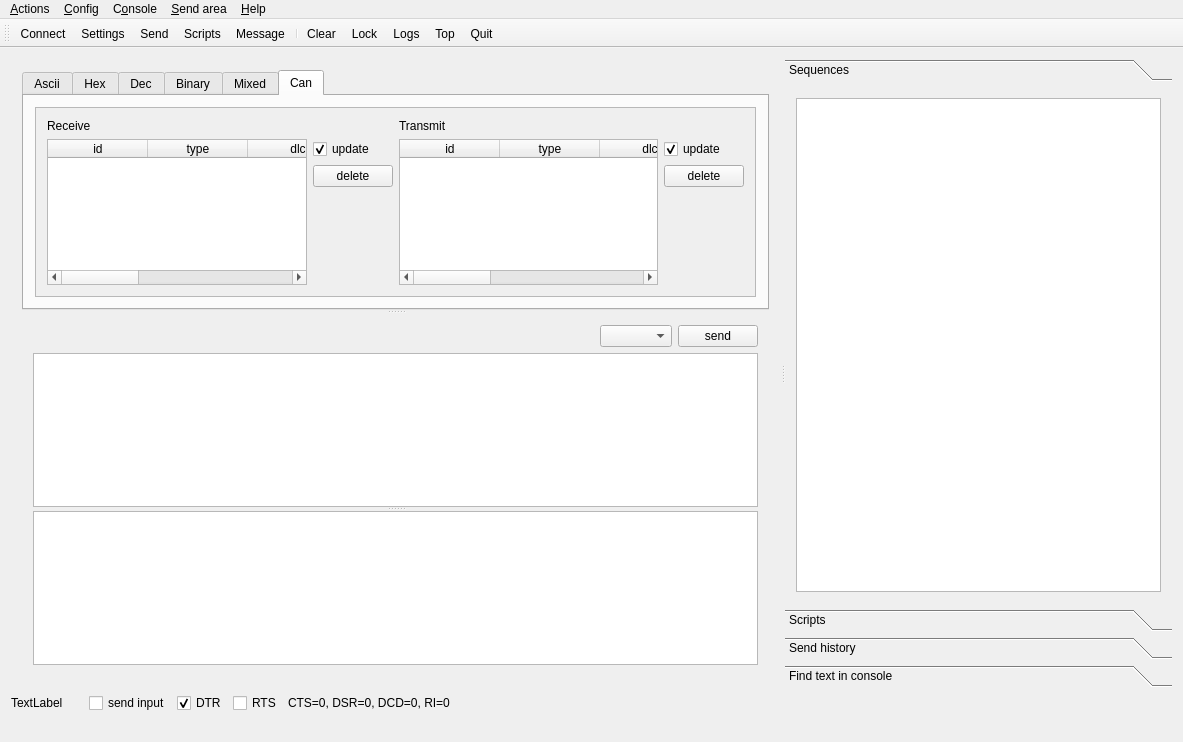
Above: ScriptCommunicator/mainwindow.ui from szieke/ScriptCommunicator_serial-terminal before the change. Below: the same form after it.
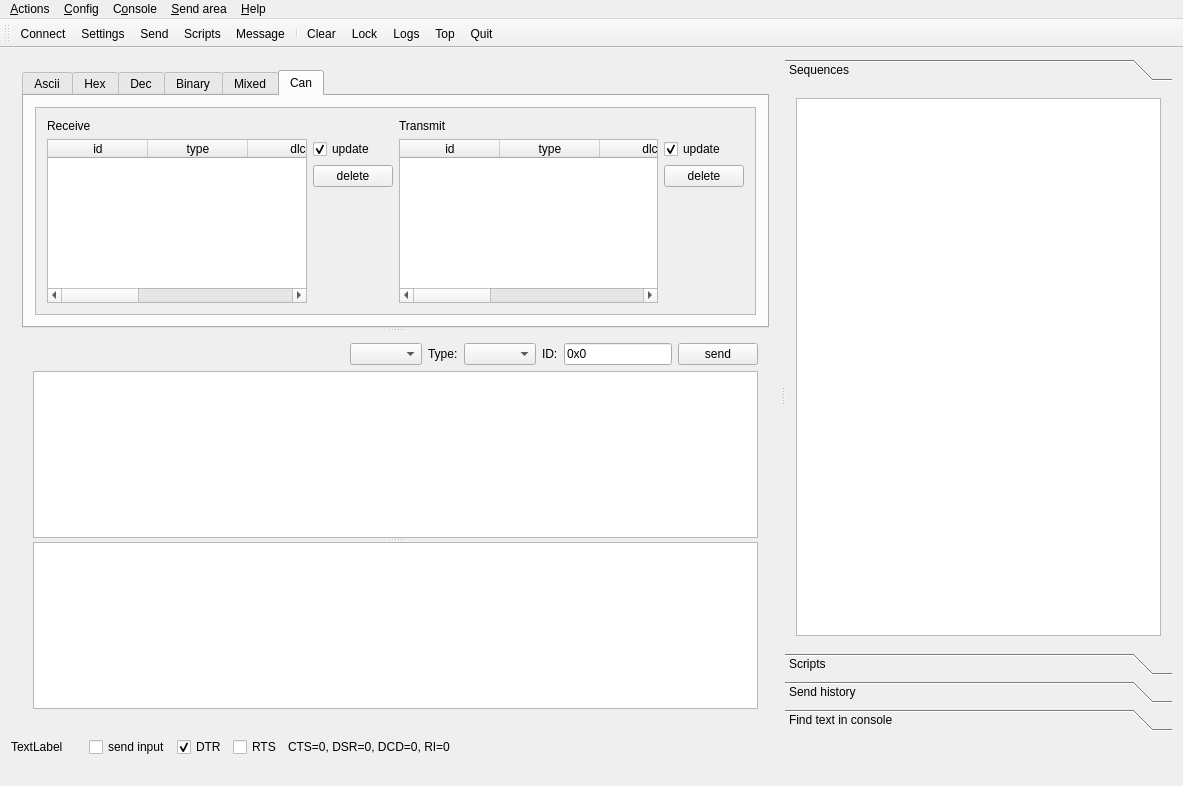
That is the form after the change. The open tabs and pages were chosen to show the change. Icons and pictures are not drawn. Custom widgets are drawn as their Qt base class.

What changed in the file:
```diff
--- a/ScriptCommunicator/mainwindow.ui
+++ b/ScriptCommunicator/mainwindow.ui
@@ -7,7 +7,7 @@
     <x>0</x>
     <y>0</y>
     <width>1183</width>
-    <height>742</height>
+    <height>786</height>
    </rect>
   </property>
   <property name="sizePolicy">
@@ -633,8 +633,8 @@
                  <rect>
                   <x>0</x>
                   <y>0</y>
-                  <width>718</width>
-                  <height>200</height>
+                  <width>332</width>
+                  <height>108</height>
                  </rect>
                 </property>
                 <layout class="QGridLayout" name="gridLayout_3">
@@ -816,7 +816,7 @@
           <widget class="QWidget" name="verticalLayoutWidget">
            <layout class="QVBoxLayout" name="verticalLayout_10" stretch="0,0">
             <item>
-             <layout class="QHBoxLayout" name="horizontalLayout_7">
+             <layout class="QHBoxLayout" name="horizontalLayout_7" stretch="1,0,0,0,0,0,0">
               <item>
                <spacer name="horizontalSpacer_4">
                 <property name="orientation">
@@ -840,6 +840,30 @@
                 </property>
                </widget>
               </item>
+              <item>
+               <widget class="QLabel" name="CanTypeLabel">
+                <property name="text">
+                 <string>Type:</string>
+                </property>
+               </widget>
+              </item>
+              <item>
+               <widget class="QComboBox" name="CanTypeBox"/>
+              </item>
+              <item>
+               <widget class="QLabel" name="CanIdLabel">
+                <property name="text">
+                 <string>ID:</string>
+                </property>
+               </widget>
+              </item>
+              <item>
+               <widget class="HexLineEdit" name="CanIdLineEdit">
+                <property name="text">
+                 <string>0x0</string>
+                </property>
+               </widget>
+              </item>
               <item>
                <widget class="QPushButton" name="SendPushButton">
                 <property name="toolTip">
@@ -914,8 +938,8 @@
          <rect>
           <x>0</x>
           <y>0</y>
-          <width>414</width>
-          <height>517</height>
+          <width>98</width>
+          <height>93</height>
          </rect>
         </property>
         <attribute name="label">
@@ -1938,6 +1962,11 @@
    <extends>QPlainTextEdit</extends>
    <header location="global">sendwindow.h</header>
   </customwidget>
+  <customwidget>
+   <class>HexLineEdit</class>
+   <extends>QLineEdit</extends>
+   <header>hexLineEdit.h</header>
+  </customwidget>
  </customwidgets>
  <resources>
   <include location="ScriptCommunicator.qrc"/>
```
Left out of the diff: 12 changed lines with no effect on the pictures.
